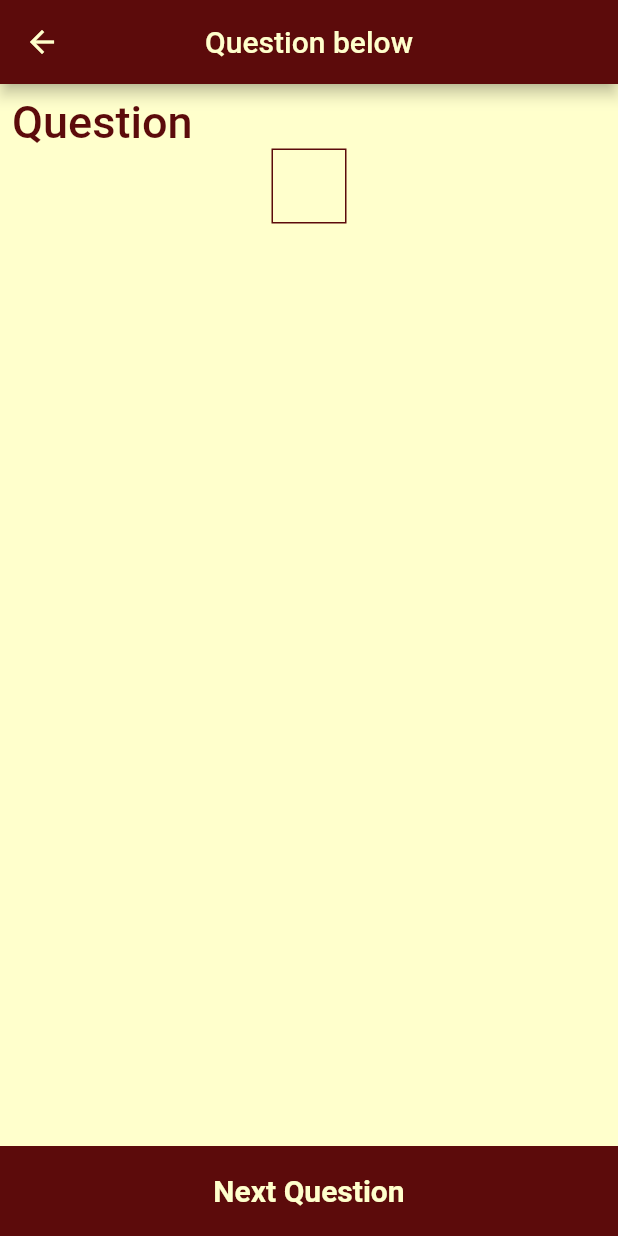
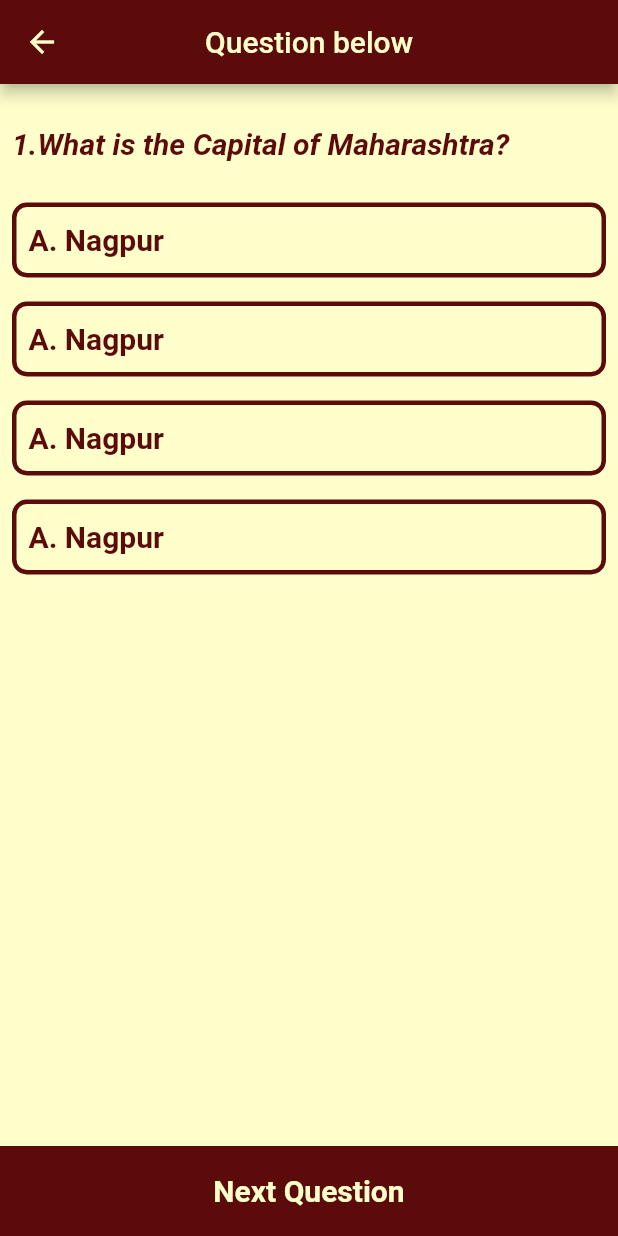
Before and after one commit to AayushPaigwar/Flutter-Quiz-App, a Flutter app: the PlayQuizScreen screen opened directly, on a phone screen of 412 x 824 dp. Run offline on Flutter 3.47's test engine with Material 2 defaults, Android fonts, the phone set to English and light mode, and no system bars.

Commit message:
Changes done

```diff
--- a/quiz_app/lib/play_quiz_screen.dart
+++ b/quiz_app/lib/play_quiz_screen.dart
@@ -27,28 +27,54 @@ class _PlayQuizScreenState extends State<PlayQuizScreen> {
         ),
       ),
 
-      //Question 1
+      //Question
       body: Padding(
         padding: const EdgeInsets.all(8.0),
         child: Column(children: [
+          SizedBox(height: 20),
           Align(
             alignment: Alignment.centerLeft,
             child: Text(
-              "Question",
+              "1.What is the Capital of Maharashtra?",
               style: TextStyle(
-                color: foregroundColor,
-                fontSize: 30,
-                fontWeight: FontWeight.w500,
-              ),
+                  color: foregroundColor,
+                  fontSize: 20,
+                  fontWeight: FontWeight.w600,
+                  fontStyle: FontStyle.italic),
             ),
+          ),
+          SizedBox(
+            height: 20,
           ),
 
           //Options of questions
-          Container(
-            width: 50,
-            height: 50,
-            decoration:
-                BoxDecoration(border: Border.all(color: foregroundColor)),
+          Column(
+            children: List.generate(
+                4,
+                (index) => Padding(
+                      padding: const EdgeInsets.symmetric(vertical: 8.0),
+                      child: InkWell(
+                        onTap: () {},
+                        child: Container(
+                          width: double.infinity,
+                          height: 50,
+                          decoration: BoxDecoration(
+                              border:
+                                  Border.all(color: foregroundColor, width: 3),
+                              borderRadius: BorderRadius.circular(10)),
+                          alignment: Alignment.centerLeft,
+                          padding: EdgeInsets.all(8),
+                          child: Text(
+                            "A. Nagpur",
+                            style: TextStyle(
+                              color: foregroundColor,
+                              fontWeight: FontWeight.w600,
+                              fontSize: 20,
+                            ),
+                          ),
+                        ),
+                      ),
+                    )),
           )
         ]),
       ),
```
